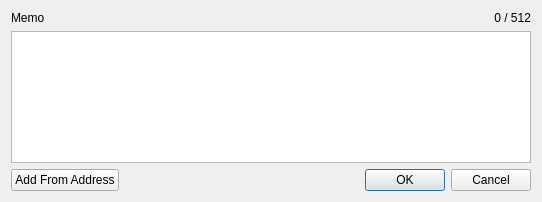
z-bitcoinz/BitcoinZ_Blue, file src/memodialog.ui: the form before one commit.
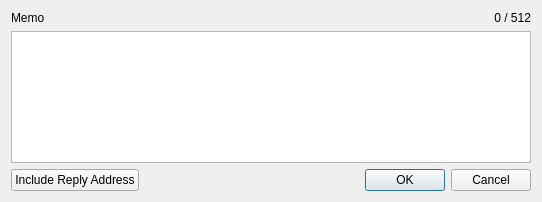
The form after the commit.

Commit message: Cleanup reply to field in memo

```diff
--- a/src/memodialog.ui
+++ b/src/memodialog.ui
@@ -49,7 +49,7 @@
      <item>
       <widget class="QPushButton" name="btnInsertFrom">
        <property name="text">
-        <string>Add From Address</string>
+        <string>Include Reply Address</string>
        </property>
       </widget>
      </item>
```
The commit also changes 1 other file.
